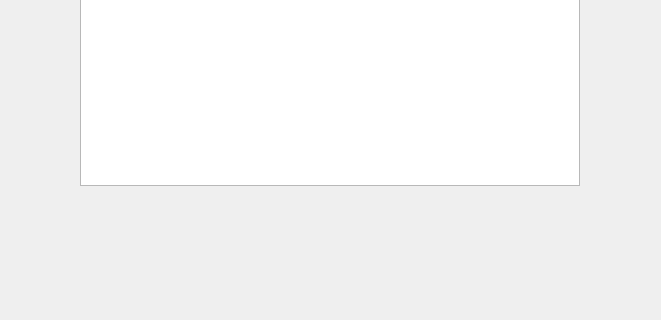
This is ROS2/day3/hw2/day3_hw2_package/ui/mainwindow.ui in j00h0jin/21th_robit_intern_Hojin_Joo as Qt 5 draws it before an edit; both pictures show x 120 to 781 and y 384 to 704 of the 944 by 704 pixel window. The edited form follows.
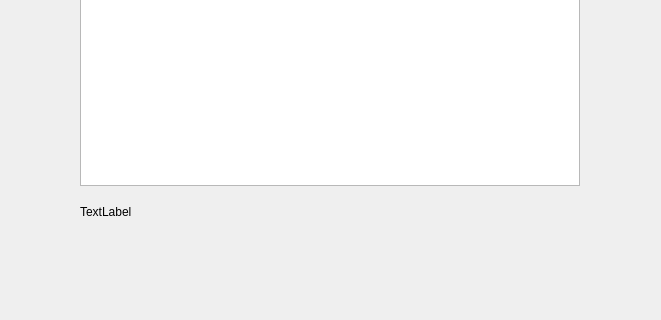
This is the edited form. Icons and pictures are not drawn.

Commit message: ✅ feat: add coordinate label

```diff
--- a/ROS2/day3/hw2/day3_hw2_package/ui/mainwindow.ui
+++ b/ROS2/day3/hw2/day3_hw2_package/ui/mainwindow.ui
@@ -31,6 +31,19 @@
      </rect>
     </property>
    </widget>
+   <widget class="QLabel" name="label">
+    <property name="geometry">
+     <rect>
+      <x>200</x>
+      <y>580</y>
+      <width>501</width>
+      <height>31</height>
+     </rect>
+    </property>
+    <property name="text">
+     <string>TextLabel</string>
+    </property>
+   </widget>
   </widget>
   <action name="action_Quit">
    <property name="text">
```
The commit also changes 1 other file.
